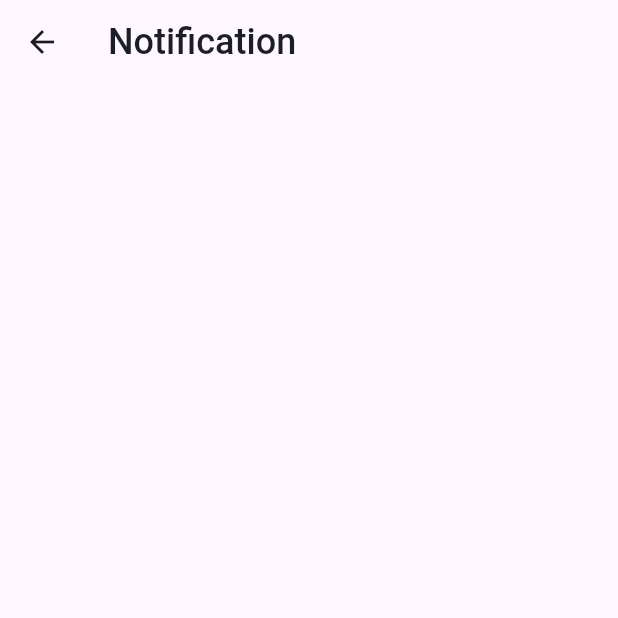
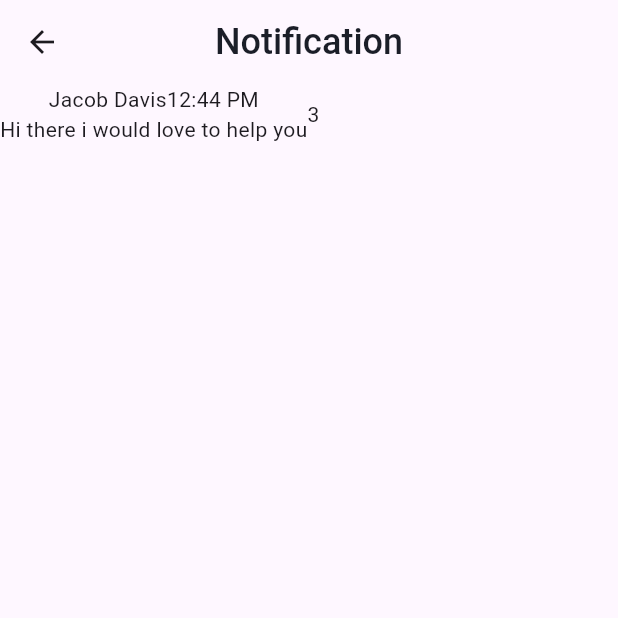
Before and after one commit to rayhantmt/Damaged303, a Flutter app: the NotificationsView screen opened directly, on a phone screen of 412 x 824 dp, the top half of it. Run offline on Flutter 3.47's test engine with Material 3 defaults, Android fonts, the phone set to English and light mode, and no system bars; our stand-ins replace get.

Commit message:
started notifications view

```diff
--- /dev/null
+++ b/lib/app/common_widgets/notification_helper.dart
@@ -0,0 +1,20 @@
+import 'package:flutter/material.dart';
+
+class NotificationHelper extends StatelessWidget {
+  const NotificationHelper({super.key});
+
+  @override
+  Widget build(BuildContext context) {
+    return Row(
+      children: [
+        Column(
+          children: [
+            Row(children: [Text('Jacob Davis'), Text('12:44 PM')]),
+            Text('Hi there i would love to help you'),
+          ],
+        ),
+        Text('3'),
+      ],
+    );
+  }
+}
--- a/lib/app/modules/notifications/notifications_view.dart
+++ b/lib/app/modules/notifications/notifications_view.dart
@@ -1,3 +1,4 @@
+import 'package:damaged303/app/common_widgets/notification_helper.dart';
 import 'package:flutter/material.dart';
 
 class NotificationsView extends StatelessWidget {
@@ -7,6 +8,7 @@ class NotificationsView extends StatelessWidget {
   Widget build(BuildContext context) {
     return Scaffold(
       appBar: AppBar(
+        centerTitle: true,
         title: Text(
           'Notification',
           style: TextStyle(
@@ -16,6 +18,7 @@ class NotificationsView extends StatelessWidget {
           ),
         ),
       ),
+      body: Column(children: [NotificationHelper()]),
     );
   }
 }
```
